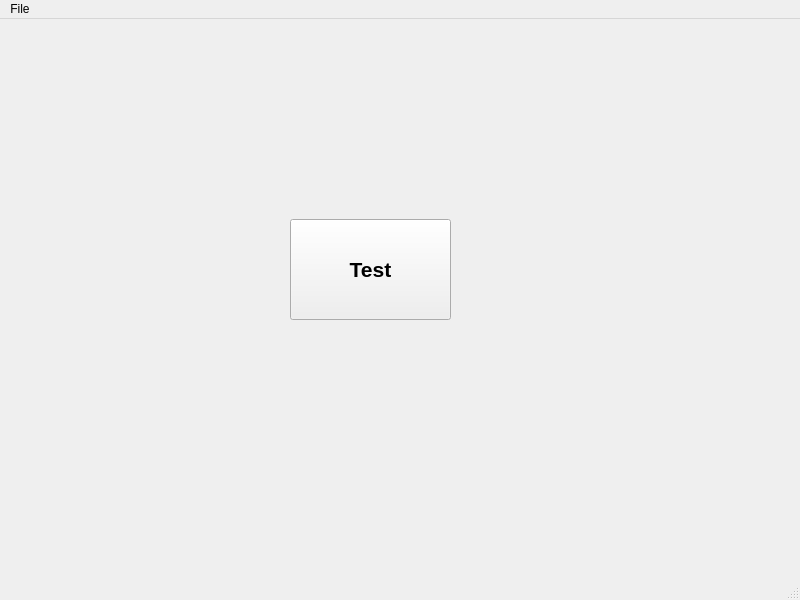
Old version of the form mainwindow.ui in the repository ggajda/Adapter-IM6.
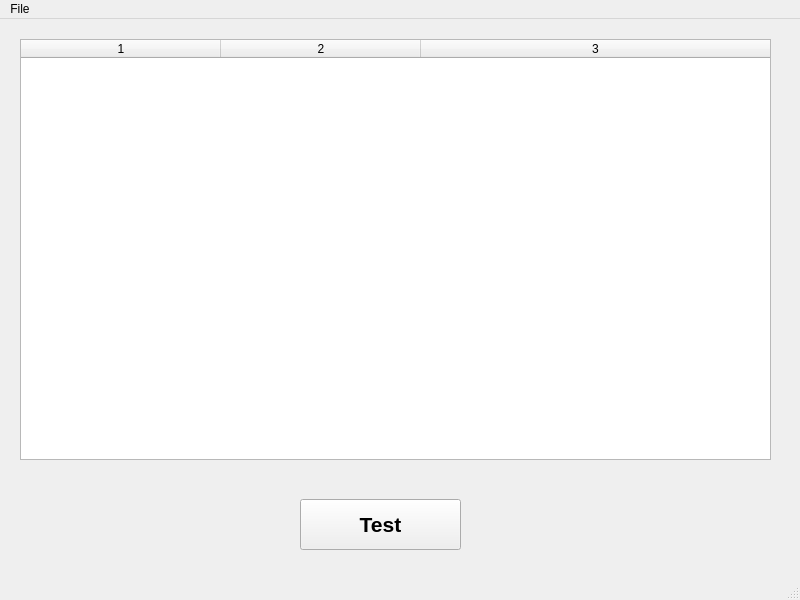
New version of the form. Icons and pictures are not drawn.

What changed in the file:
```diff
--- a/mainwindow.ui
+++ b/mainwindow.ui
@@ -24,10 +24,10 @@
    <widget class="QPushButton" name="pushButtonTest">
     <property name="geometry">
      <rect>
-      <x>290</x>
-      <y>200</y>
+      <x>300</x>
+      <y>480</y>
       <width>161</width>
-      <height>101</height>
+      <height>51</height>
      </rect>
     </property>
     <property name="font">
@@ -41,6 +41,41 @@
      <string>Test</string>
     </property>
    </widget>
+   <widget class="QTableWidget" name="tableWidget">
+    <property name="geometry">
+     <rect>
+      <x>20</x>
+      <y>20</y>
+      <width>751</width>
+      <height>421</height>
+     </rect>
+    </property>
+    <property name="columnCount">
+     <number>3</number>
+    </property>
+    <property name="setHorizontalHeaderLabels" stdset="0">
+     <stringlist>
+      <string>a</string>
+      <string>b</string>
+      <string>c</string>
+     </stringlist>
+    </property>
+    <attribute name="horizontalHeaderCascadingSectionResizes">
+     <bool>false</bool>
+    </attribute>
+    <attribute name="horizontalHeaderDefaultSectionSize">
+     <number>200</number>
+    </attribute>
+    <attribute name="horizontalHeaderHighlightSections">
+     <bool>false</bool>
+    </attribute>
+    <attribute name="horizontalHeaderStretchLastSection">
+     <bool>true</bool>
+    </attribute>
+    <column/>
+    <column/>
+    <column/>
+   </widget>
   </widget>
   <widget class="QMenuBar" name="menubar">
    <property name="geometry">
```
Left out of the diff: 2 changed lines with no effect on the pictures.
